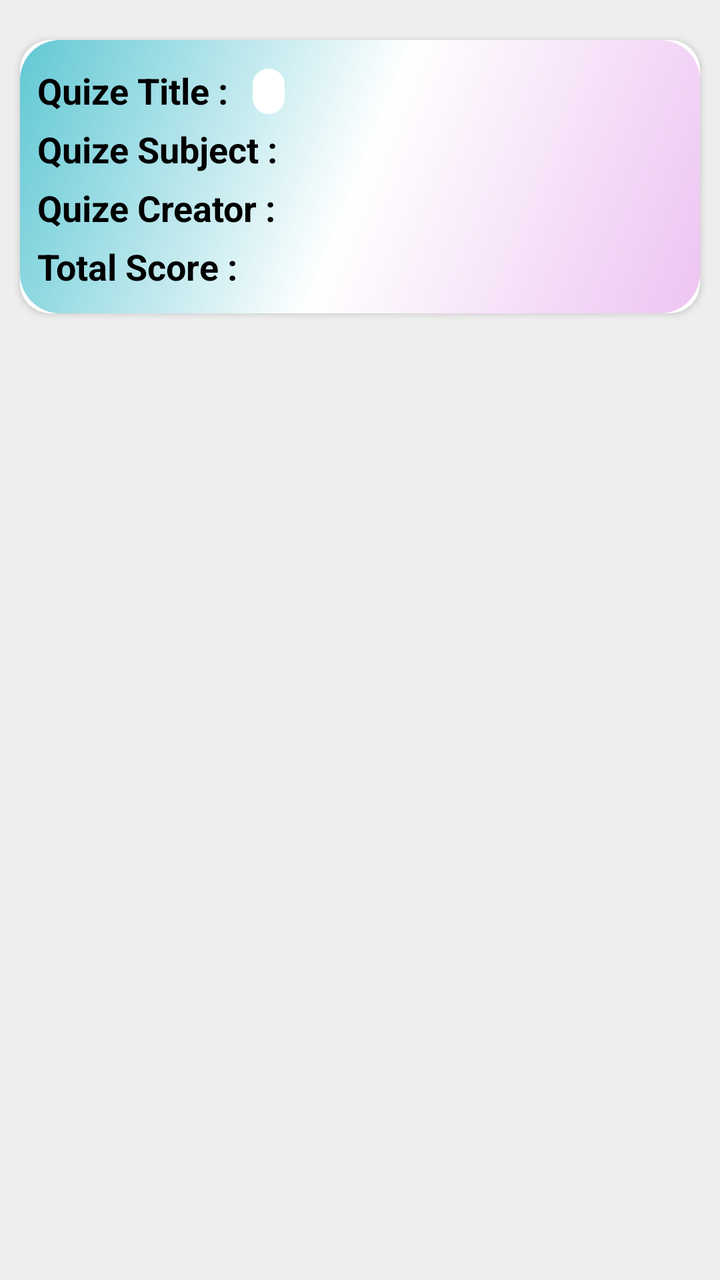
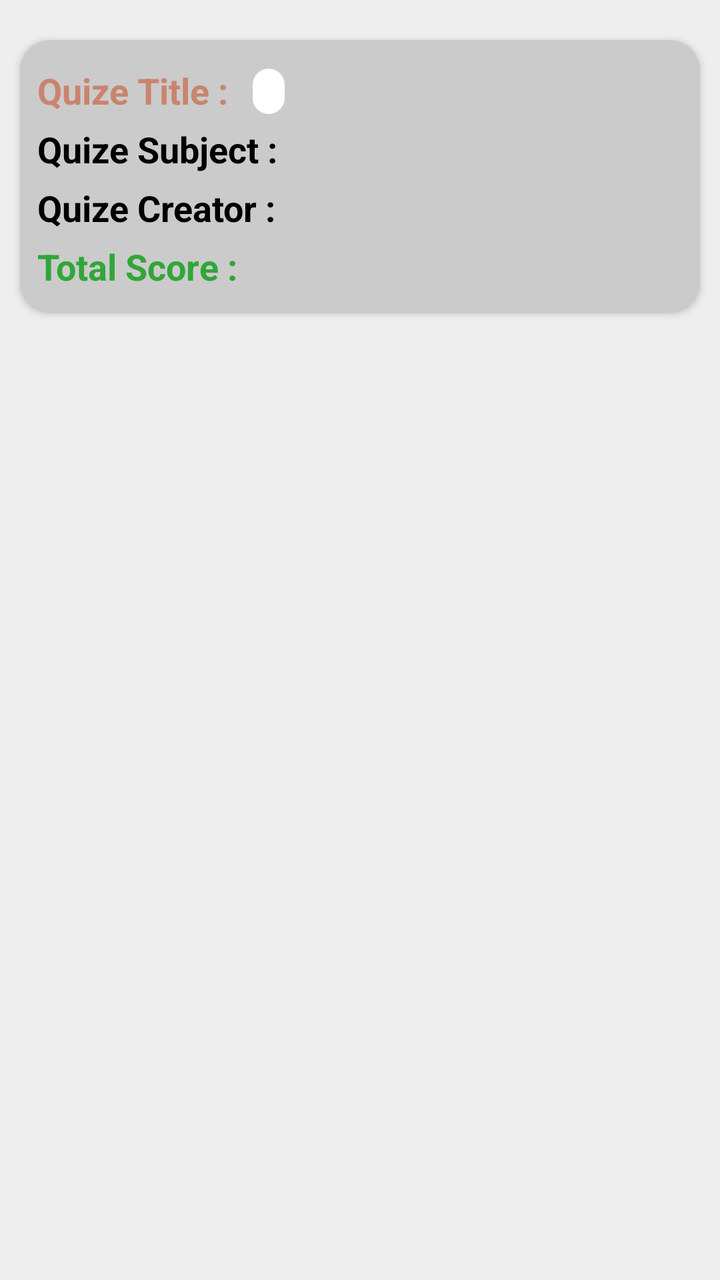

An Android layout rendered at two revisions. The XML below is the earlier revision; the diff shows what the commit changed to produce the second picture.
<!-- AndroidManifest.xml: application theme Theme.EduQuiz -->
<!-- res/layout/quiz_item_attempted_quiz.xml -->
<LinearLayout
    xmlns:android="http://schemas.android.com/apk/res/android"
    xmlns:app="http://schemas.android.com/apk/res-auto"
    android:orientation="vertical"
    android:layout_width="match_parent"
    android:layout_height="wrap_content"
    android:background="#EEEEEE">

    <androidx.cardview.widget.CardView
        android:layout_width="match_parent"
        android:layout_height="wrap_content"
        android:layout_marginLeft="10dp"
        android:layout_marginTop="20dp"
        android:layout_marginRight="10dp"
        android:elevation="200dp"
        app:cardCornerRadius="15dp">

        <LinearLayout
            android:layout_width="match_parent"
            android:background="@drawable/new_card_bg"
            android:layout_height="match_parent"
            android:orientation="vertical">

            <LinearLayout
                android:layout_width="match_parent"
                android:layout_marginTop="13dp"
                android:layout_height="wrap_content"
                android:orientation="horizontal">

                <TextView
                    android:textSize="18sp"
                    android:textColor="@color/black"
                    android:textStyle="bold"
                    android:text="  Quize Title : "
                    android:layout_width="wrap_content"
                    android:layout_height="wrap_content"/>


                <TextView
                    android:id="@+id/tvItemAttemptedQuizQuizTitle"
                    android:textSize="17sp"
                    android:textColor="@color/black"
                    android:layout_marginLeft="8dp"
                    android:paddingLeft="8dp"
                    android:paddingRight="8dp"
                    android:background="@drawable/edit"
                    android:text=""
                    android:layout_width="wrap_content"
                    android:layout_height="wrap_content"/>

            </LinearLayout>

            <LinearLayout
                android:layout_width="match_parent"
                android:layout_height="wrap_content"
                android:layout_marginTop="5dp"
                android:orientation="horizontal">

                <TextView
                    android:textSize="18sp"
                    android:textColor="@color/black"
                    android:textStyle="bold"
                    android:text="  Quize Subject : "
                    android:layout_width="wrap_content"
                    android:layout_height="wrap_content"/>


                <TextView
                    android:id="@+id/tvItemAttemptedQuizQuizSubject"
                    android:textSize="17sp"
                    android:textColor="@color/black"
                    android:layout_marginLeft="8dp"
                    android:text=""
                    android:layout_width="wrap_content"
                    android:layout_height="wrap_content"/>

            </LinearLayout>

            <LinearLayout
                android:layout_width="match_parent"
                android:layout_height="wrap_content"
                android:orientation="horizontal"
                android:layout_marginTop="5dp">

                <TextView
                    android:textSize="18sp"
                    android:textColor="@color/black"
                    android:textStyle="bold"
                    android:text="  Quize Creator : "
                    android:layout_width="wrap_content"
                    android:layout_height="wrap_content"/>


                <TextView
                    android:id="@+id/tvItemAttemptedQuizQuizCreatedBy"
                    android:textSize="17sp"
                    android:textColor="@color/black"
                    android:layout_marginLeft="8dp"
                    android:text=""
                    android:layout_width="wrap_content"
                    android:layout_height="wrap_content"/>

            </LinearLayout>

            <LinearLayout
                android:layout_width="match_parent"
                android:layout_height="wrap_content"
                android:orientation="horizontal"
                android:layout_marginTop="5dp">

                <TextView
                    android:textSize="18sp"
                    android:textColor="@color/black"
                    android:textStyle="bold"
                    android:text="  Total Score : "
                    android:layout_width="wrap_content"
                    android:layout_height="wrap_content"/>


                <TextView
                    android:id="@+id/tvItemAttemptedQuizQuizScore"
                    android:textSize="17sp"
                    android:textColor="@color/black"
                    android:layout_marginLeft="8dp"
                    android:text=""
                    android:layout_width="wrap_content"
                    android:layout_marginBottom="13dp"
                    android:layout_height="wrap_content"/>

            </LinearLayout>

        </LinearLayout>

    </androidx.cardview.widget.CardView>

</LinearLayout>
<!-- resources referenced by this layout -->
<resources>
  <color name="black">#FF000000</color>
  <!-- drawable edit (drawable) -->
  <?xml version="1.0" encoding="utf-8"?>
  <shape  android:shape="rectangle"
      xmlns:android="http://schemas.android.com/apk/res/android">
      <corners android:radius="14dp"/>
      <stroke android:color="@color/white" android:width="0.6dp"/>
      <solid android:color="@color/white"/>
      <size android:height="10dp"/>
  
  </shape>
  <!-- drawable new_card_bg (drawable) -->
  <?xml version="1.0" encoding="utf-8"?>
  <shape xmlns:android="http://schemas.android.com/apk/res/android">
  
      <gradient
          android:startColor="@color/songlistback"
          android:endColor="@color/SkyBlue"
          android:centerColor="@color/white"
          android:angle="135"
          >
  
      </gradient>
      <corners
          android:radius="20dp"
          >
      </corners>
  
  </shape>
  <style name="Theme.EduQuiz" parent="Base.Theme.EduQuiz" />
  <color name="white">#FFFFFFFF</color>
  <color name="songlistback">#EDC4F2</color>
  <color name="SkyBlue">#61C8D4</color>
  <style name="Base.Theme.EduQuiz" parent="Theme.Material3.DayNight.NoActionBar">
          
          
      </style>
</resources>

<!-- the commit's change to res/layout/quiz_item_attempted_quiz.xml (unified diff, before → after) -->
@@ -17,7 +17,7 @@
 
         <LinearLayout
             android:layout_width="match_parent"
-            android:background="@drawable/new_card_bg"
+            android:background="#CBCBCB"
             android:layout_height="match_parent"
             android:orientation="vertical">
 
@@ -29,7 +29,7 @@
 
                 <TextView
                     android:textSize="18sp"
-                    android:textColor="@color/black"
+                    android:textColor="@color/orange"
                     android:textStyle="bold"
                     android:text="  Quize Title : "
                     android:layout_width="wrap_content"
@@ -39,7 +39,7 @@
                 <TextView
                     android:id="@+id/tvItemAttemptedQuizQuizTitle"
                     android:textSize="17sp"
-                    android:textColor="@color/black"
+                    android:textColor="@color/orange"
                     android:layout_marginLeft="8dp"
                     android:paddingLeft="8dp"
                     android:paddingRight="8dp"
@@ -110,7 +110,7 @@
 
                 <TextView
                     android:textSize="18sp"
-                    android:textColor="@color/black"
+                    android:textColor="@color/green"
                     android:textStyle="bold"
                     android:text="  Total Score : "
                     android:layout_width="wrap_content"
<!-- resource entries referenced after the edit -->
@@ -1,6 +1,8 @@
 <!-- resources referenced by this layout -->
 <resources>
   <color name="black">#FF000000</color>
+  <color name="green">#31A638</color>
+  <color name="orange">#C9846E</color>
   <!-- drawable edit (drawable) -->
   <?xml version="1.0" encoding="utf-8"?>
   <shape  android:shape="rectangle"
@@ -11,28 +13,8 @@
       <size android:height="10dp"/>
   
   </shape>
-  <!-- drawable new_card_bg (drawable) -->
-  <?xml version="1.0" encoding="utf-8"?>
-  <shape xmlns:android="http://schemas.android.com/apk/res/android">
-  
-      <gradient
-          android:startColor="@color/songlistback"
-          android:endColor="@color/SkyBlue"
-          android:centerColor="@color/white"
-          android:angle="135"
-          >
-  
-      </gradient>
-      <corners
-          android:radius="20dp"
-          >
-      </corners>
-  
-  </shape>
   <style name="Theme.EduQuiz" parent="Base.Theme.EduQuiz" />
   <color name="white">#FFFFFFFF</color>
-  <color name="songlistback">#EDC4F2</color>
-  <color name="SkyBlue">#61C8D4</color>
   <style name="Base.Theme.EduQuiz" parent="Theme.Material3.DayNight.NoActionBar">
           
           
